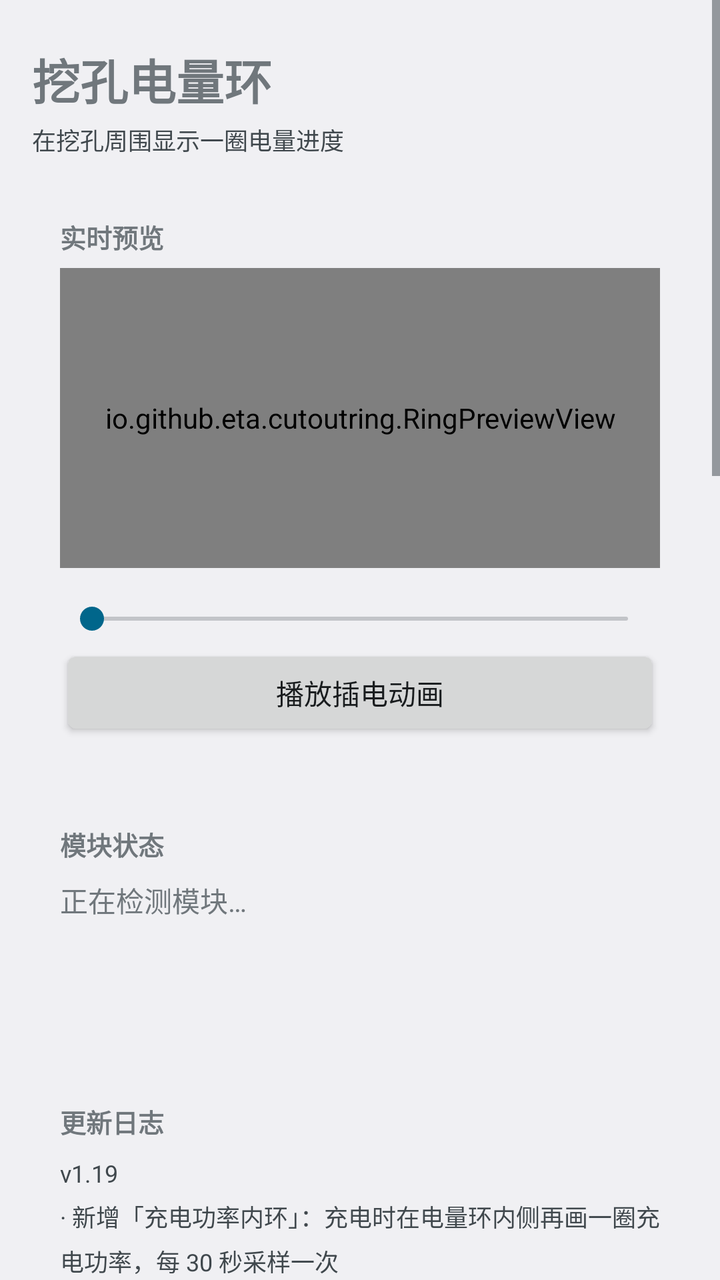
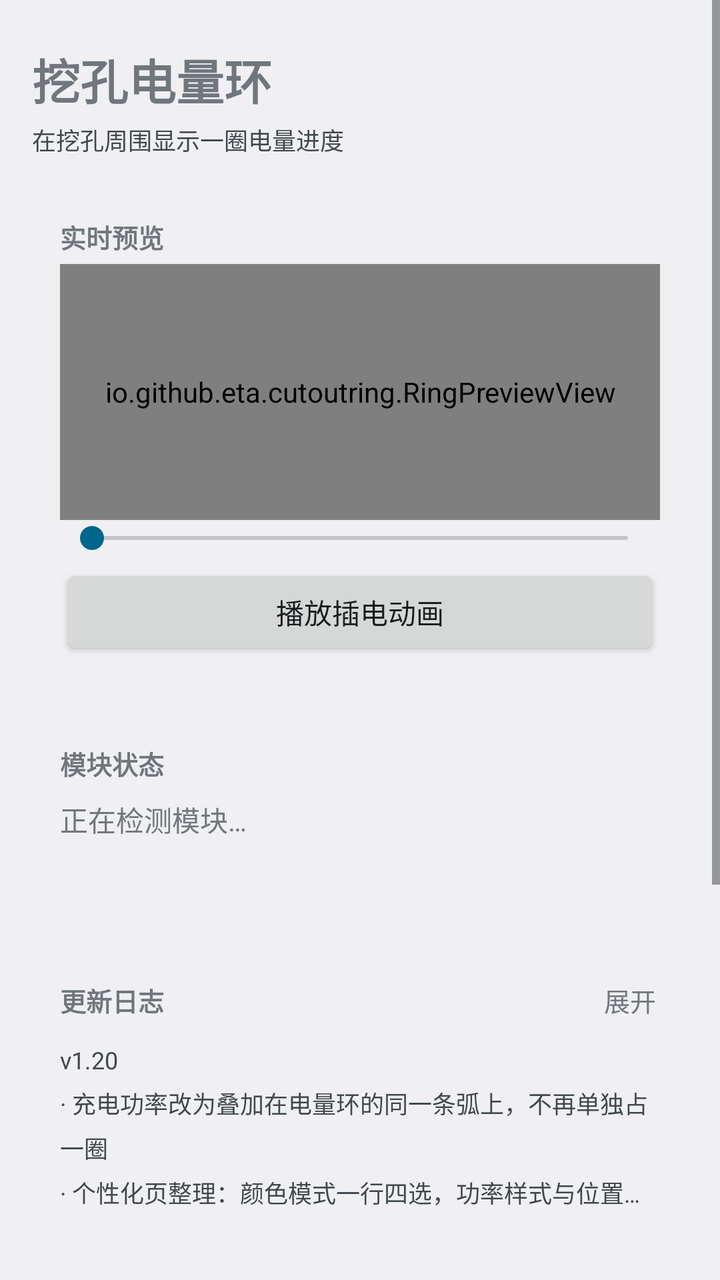

Screens rendered from an Android XML layout before and after an edit, with the pre-edit source and the edit as a unified diff.
<!-- AndroidManifest.xml: application theme android:Theme.DeviceDefault.DayNight -->
<!-- res/layout/page_home.xml -->
<?xml version="1.0" encoding="utf-8"?>
<ScrollView xmlns:android="http://schemas.android.com/apk/res/android"
    android:layout_width="match_parent"
    android:layout_height="match_parent">

    <LinearLayout
        android:layout_width="match_parent"
        android:layout_height="wrap_content"
        android:orientation="vertical"
        android:padding="16dp">

        <TextView
            android:layout_width="match_parent"
            android:layout_height="wrap_content"
            android:layout_marginTop="6dp"
            android:text="@string/app_name"
            android:textSize="24sp"
            android:textStyle="bold" />

        <TextView
            android:layout_width="match_parent"
            android:layout_height="wrap_content"
            android:layout_marginTop="4dp"
            android:text="@string/home_tagline"
            android:textColor="?android:attr/textColorSecondary"
            android:textSize="12sp" />

        
        <LinearLayout
            android:id="@+id/card_preview"
            android:layout_width="match_parent"
            android:layout_height="wrap_content"
            android:layout_marginTop="16dp"
            android:orientation="vertical"
            android:padding="14dp">

            <TextView
                android:layout_width="match_parent"
                android:layout_height="wrap_content"
                android:text="@string/section_preview"
                android:textSize="13sp"
                android:textStyle="bold" />

            <io.github.eta.cutoutring.RingPreviewView
                android:id="@+id/preview"
                android:layout_width="match_parent"
                android:layout_height="150dp"
                android:layout_marginTop="6dp" />

            <TextView
                android:id="@+id/tv_preview_level"
                android:layout_width="match_parent"
                android:layout_height="wrap_content"
                android:gravity="center"
                android:textColor="?android:attr/textColorSecondary"
                android:textSize="12sp" />

            <SeekBar
                android:id="@+id/sb_preview"
                android:layout_width="match_parent"
                android:layout_height="wrap_content"
                android:max="100" />

            <Button
                android:id="@+id/btn_preview_charge"
                android:layout_width="match_parent"
                android:layout_height="wrap_content"
                android:layout_marginTop="4dp"
                android:text="@string/action_preview_charge" />
        </LinearLayout>

        
        <LinearLayout
            android:id="@+id/card_status"
            android:layout_width="match_parent"
            android:layout_height="wrap_content"
            android:layout_marginTop="14dp"
            android:orientation="vertical"
            android:padding="14dp">

            <TextView
                android:layout_width="match_parent"
                android:layout_height="wrap_content"
                android:text="@string/home_module_status"
                android:textSize="13sp"
                android:textStyle="bold" />

            <TextView
                android:id="@+id/tv_module_status"
                android:layout_width="match_parent"
                android:layout_height="wrap_content"
                android:layout_marginTop="8dp"
                android:textSize="14sp"
                android:text="@string/home_status_probing" />

            <TextView
                android:id="@+id/tv_cutout_status"
                android:layout_width="match_parent"
                android:layout_height="wrap_content"
                android:layout_marginTop="6dp"
                android:fontFamily="monospace"
                android:lineSpacingExtra="4dp"
                android:textColor="?android:attr/textColorSecondary"
                android:textSize="12sp" />

            <TextView
                android:id="@+id/tv_version"
                android:layout_width="match_parent"
                android:layout_height="wrap_content"
                android:layout_marginTop="10dp"
                android:textColor="?android:attr/textColorSecondary"
                android:textSize="12sp" />
        </LinearLayout>

        
        <LinearLayout
            android:id="@+id/card_changelog"
            android:layout_width="match_parent"
            android:layout_height="wrap_content"
            android:layout_marginTop="14dp"
            android:orientation="vertical"
            android:padding="14dp">

            <TextView
                android:layout_width="match_parent"
                android:layout_height="wrap_content"
                android:text="@string/home_changelog"
                android:textSize="13sp"
                android:textStyle="bold" />

            <TextView
                android:id="@+id/tv_changelog"
                android:layout_width="match_parent"
                android:layout_height="wrap_content"
                android:layout_marginTop="8dp"
                android:lineSpacingExtra="5dp"
                android:text="@string/home_changelog_content"
                android:textColor="?android:attr/textColorSecondary"
                android:textSize="12sp" />
        </LinearLayout>

        
        <LinearLayout
            android:id="@+id/card_actions"
            android:layout_width="match_parent"
            android:layout_height="wrap_content"
            android:layout_marginTop="14dp"
            android:layout_marginBottom="20dp"
            android:orientation="vertical"
            android:padding="14dp">

            <TextView
                android:layout_width="match_parent"
                android:layout_height="wrap_content"
                android:text="@string/section_actions"
                android:textSize="13sp"
                android:textStyle="bold" />

            <Button
                android:id="@+id/btn_restart"
                android:layout_width="match_parent"
                android:layout_height="wrap_content"
                android:layout_marginTop="10dp"
                android:text="@string/action_restart" />

            <TextView
                android:id="@+id/tv_restart_status"
                android:layout_width="match_parent"
                android:layout_height="wrap_content"
                android:layout_marginTop="8dp"
                android:textSize="12sp" />

            <TextView
                android:layout_width="match_parent"
                android:layout_height="wrap_content"
                android:layout_marginTop="10dp"
                android:lineSpacingExtra="3dp"
                android:text="@string/restart_hint"
                android:textColor="?android:attr/textColorSecondary"
                android:textSize="12sp" />
        </LinearLayout>
    </LinearLayout>
</ScrollView>
<!-- resources referenced by this layout -->
<resources>
  <string name="action_preview_charge">播放插电动画</string>
  <string name="action_restart">重启 SystemUI（重新注入）</string>
  <string name="app_name">挖孔电量环</string>
  <string name="home_changelog">更新日志</string>
  <string name="home_changelog_content">v1.19\n· 新增「充电功率内环」：充电时在电量环内侧再画一圈充电功率，每 30 秒采样一次\n· 拔掉充电器立即隐藏内环；内环颜色（跟随电量环 \/ 单色 \/ 渐变）、粗细、间距、满圈功率与底轨均可调\n· 功率读取做了多源兜底与单位自适应（BatteryManager → 电池 sysfs → USB sysfs）\n\nv1.16\n· 首页「预览充电状态」改为按钮，点击即可重复播放一次插电动画\n\nv1.14\n· 新增插电动画：插入充电器时环变绿并旋转两圈（先快后慢），速度可调\n· 调速度时预览会同步播放一次动画\n\nv1.11\n· App 重构为「首页 / 个性化 / 设置」三栏结构\n· 首页新增模块状态探测（直接向 SystemUI 查询挖孔信息）\n· 首页新增更新日志与快速重启入口\n\nv1.10\n· 莫奈渐变支持 4 套强调色方案（浅色调→深色调组合）\n· 新增深色模式调暗，避免夜间刺眼\n· 新增低电量呼吸提醒，周期可调\n· 新增横屏时隐藏\n· 修复应用选择器只列出系统应用的问题\n\nv1.9\n· 新增在指定应用中隐藏\n· 数值微调改为「加减按钮 + 输入框 + 滑杆」\n\nv1.8\n· 配置改为设置页广播推送、SystemUI 本地存储，重载开销降到微秒级\n\nv1.7\n· 新增实时预览、颜色选择器与重启 SystemUI 按钮\n\nv1.0\n· 首个版本：在挖孔周围绘制电量环</string>
  <string name="home_module_status">模块状态</string>
  <string name="home_status_probing">正在检测模块…</string>
  <string name="home_tagline">在挖孔周围显示一圈电量进度</string>
  <string name="restart_hint">模块更新后如果没生效，点这个按钮即可。若没收到模块回执，会尝试用 root 直接重启 SystemUI。</string>
  <string name="section_actions">操作</string>
  <string name="section_preview">实时预览</string>
</resources>

<!-- the commit's change to res/layout/page_home.xml (unified diff, before → after) -->
@@ -7,7 +7,10 @@
         android:layout_width="match_parent"
         android:layout_height="wrap_content"
         android:orientation="vertical"
-        android:padding="16dp">
+        android:paddingLeft="16dp"
+        android:paddingTop="16dp"
+        android:paddingRight="16dp"
+        android:paddingBottom="96dp">
 
         <TextView
             android:layout_width="match_parent"
@@ -34,26 +37,33 @@
             android:orientation="vertical"
             android:padding="14dp">
 
-            <TextView
-                android:layout_width="match_parent"
-                android:layout_height="wrap_content"
-                android:text="@string/section_preview"
-                android:textSize="13sp"
-                android:textStyle="bold" />
+            <LinearLayout
+                android:layout_width="match_parent"
+                android:layout_height="wrap_content"
+                android:gravity="center_vertical"
+                android:orientation="horizontal">
+
+                <TextView
+                    android:layout_width="0dp"
+                    android:layout_height="wrap_content"
+                    android:layout_weight="1"
+                    android:text="@string/section_preview"
+                    android:textSize="13sp"
+                    android:textStyle="bold" />
+
+                <TextView
+                    android:id="@+id/tv_preview_level"
+                    android:layout_width="wrap_content"
+                    android:layout_height="wrap_content"
+                    android:textColor="?android:attr/textColorSecondary"
+                    android:textSize="12sp" />
+            </LinearLayout>
 
             <io.github.eta.cutoutring.RingPreviewView
                 android:id="@+id/preview"
                 android:layout_width="match_parent"
-                android:layout_height="150dp"
-                android:layout_marginTop="6dp" />
-
-            <TextView
-                android:id="@+id/tv_preview_level"
-                android:layout_width="match_parent"
-                android:layout_height="wrap_content"
-                android:gravity="center"
-                android:textColor="?android:attr/textColorSecondary"
-                android:textSize="12sp" />
+                android:layout_height="128dp"
+                android:layout_marginTop="4dp" />
 
             <SeekBar
                 android:id="@+id/sb_preview"
@@ -78,12 +88,27 @@
             android:orientation="vertical"
             android:padding="14dp">
 
-            <TextView
-                android:layout_width="match_parent"
-                android:layout_height="wrap_content"
-                android:text="@string/home_module_status"
-                android:textSize="13sp"
-                android:textStyle="bold" />
+            <LinearLayout
+                android:layout_width="match_parent"
+                android:layout_height="wrap_content"
+                android:gravity="center_vertical"
+                android:orientation="horizontal">
+
+                <TextView
+                    android:layout_width="0dp"
+                    android:layout_height="wrap_content"
+                    android:layout_weight="1"
+                    android:text="@string/home_module_status"
+                    android:textSize="13sp"
+                    android:textStyle="bold" />
+
+                <TextView
+                    android:id="@+id/tv_version"
+                    android:layout_width="wrap_content"
+                    android:layout_height="wrap_content"
+                    android:textColor="?android:attr/textColorSecondary"
+                    android:textSize="12sp" />
+            </LinearLayout>
 
             <TextView
                 android:id="@+id/tv_module_status"
@@ -102,14 +127,6 @@
                 android:lineSpacingExtra="4dp"
                 android:textColor="?android:attr/textColorSecondary"
                 android:textSize="12sp" />
-
-            <TextView
-                android:id="@+id/tv_version"
-                android:layout_width="match_parent"
-                android:layout_height="wrap_content"
-                android:layout_marginTop="10dp"
-                android:textColor="?android:attr/textColorSecondary"
-                android:textSize="12sp" />
         </LinearLayout>
 
         
@@ -121,19 +138,40 @@
             android:orientation="vertical"
             android:padding="14dp">
 
-            <TextView
-                android:layout_width="match_parent"
-                android:layout_height="wrap_content"
-                android:text="@string/home_changelog"
-                android:textSize="13sp"
-                android:textStyle="bold" />
+            <LinearLayout
+                android:layout_width="match_parent"
+                android:layout_height="wrap_content"
+                android:gravity="center_vertical"
+                android:orientation="horizontal">
+
+                <TextView
+                    android:layout_width="0dp"
+                    android:layout_height="wrap_content"
+                    android:layout_weight="1"
+                    android:text="@string/home_changelog"
+                    android:textSize="13sp"
+                    android:textStyle="bold" />
+
+                <TextView
+                    android:id="@+id/btn_changelog"
+                    android:layout_width="wrap_content"
+                    android:layout_height="wrap_content"
+                    android:paddingLeft="14dp"
+                    android:paddingTop="6dp"
+                    android:paddingRight="2dp"
+                    android:paddingBottom="6dp"
+                    android:text="@string/action_expand"
+                    android:textSize="13sp" />
+            </LinearLayout>
 
             <TextView
                 android:id="@+id/tv_changelog"
                 android:layout_width="match_parent"
                 android:layout_height="wrap_content"
-                android:layout_marginTop="8dp"
+                android:layout_marginTop="6dp"
+                android:ellipsize="end"
                 android:lineSpacingExtra="5dp"
+                android:maxLines="4"
                 android:text="@string/home_changelog_content"
                 android:textColor="?android:attr/textColorSecondary"
                 android:textSize="12sp" />
<!-- resource entries referenced after the edit -->
@@ -1,10 +1,11 @@
 <!-- resources referenced by this layout -->
 <resources>
+  <string name="action_expand">展开</string>
   <string name="action_preview_charge">播放插电动画</string>
   <string name="action_restart">重启 SystemUI（重新注入）</string>
   <string name="app_name">挖孔电量环</string>
   <string name="home_changelog">更新日志</string>
-  <string name="home_changelog_content">v1.19\n· 新增「充电功率内环」：充电时在电量环内侧再画一圈充电功率，每 30 秒采样一次\n· 拔掉充电器立即隐藏内环；内环颜色（跟随电量环 \/ 单色 \/ 渐变）、粗细、间距、满圈功率与底轨均可调\n· 功率读取做了多源兜底与单位自适应（BatteryManager → 电池 sysfs → USB sysfs）\n\nv1.16\n· 首页「预览充电状态」改为按钮，点击即可重复播放一次插电动画\n\nv1.14\n· 新增插电动画：插入充电器时环变绿并旋转两圈（先快后慢），速度可调\n· 调速度时预览会同步播放一次动画\n\nv1.11\n· App 重构为「首页 / 个性化 / 设置」三栏结构\n· 首页新增模块状态探测（直接向 SystemUI 查询挖孔信息）\n· 首页新增更新日志与快速重启入口\n\nv1.10\n· 莫奈渐变支持 4 套强调色方案（浅色调→深色调组合）\n· 新增深色模式调暗，避免夜间刺眼\n· 新增低电量呼吸提醒，周期可调\n· 新增横屏时隐藏\n· 修复应用选择器只列出系统应用的问题\n\nv1.9\n· 新增在指定应用中隐藏\n· 数值微调改为「加减按钮 + 输入框 + 滑杆」\n\nv1.8\n· 配置改为设置页广播推送、SystemUI 本地存储，重载开销降到微秒级\n\nv1.7\n· 新增实时预览、颜色选择器与重启 SystemUI 按钮\n\nv1.0\n· 首个版本：在挖孔周围绘制电量环</string>
+  <string name="home_changelog_content">v1.20\n· 充电功率改为叠加在电量环的同一条弧上，不再单独占一圈\n· 个性化页整理：颜色模式一行四选，功率样式与位置微调默认收起，更新日志可折叠\n· 页面底部留出导航栏空间，长内容不再被遮住\n\nv1.19\n· 新增「充电功率」：充电时显示实时功率，每 30 秒采样一次\n· 拔电自动隐藏；颜色（跟随 \/ 单色 \/ 渐变）、粗细与满圈功率可调\n· 功率读取做了多源兜底与单位自适应（BatteryManager → 电池 sysfs → USB sysfs）\n\nv1.16\n· 首页「预览充电状态」改为按钮，点击即可重复播放一次插电动画\n\nv1.14\n· 新增插电动画：插入充电器时环变绿并旋转两圈（先快后慢），速度可调\n· 调速度时预览会同步播放一次动画\n\nv1.11\n· App 重构为「首页 / 个性化 / 设置」三栏结构\n· 首页新增模块状态探测（直接向 SystemUI 查询挖孔信息）\n· 首页新增更新日志与快速重启入口\n\nv1.10\n· 莫奈渐变支持 4 套强调色方案（浅色调→深色调组合）\n· 新增深色模式调暗，避免夜间刺眼\n· 新增低电量呼吸提醒，周期可调\n· 新增横屏时隐藏\n· 修复应用选择器只列出系统应用的问题\n\nv1.9\n· 新增在指定应用中隐藏\n· 数值微调改为「加减按钮 + 输入框 + 滑杆」\n\nv1.8\n· 配置改为设置页广播推送、SystemUI 本地存储，重载开销降到微秒级\n\nv1.7\n· 新增实时预览、颜色选择器与重启 SystemUI 按钮\n\nv1.0\n· 首个版本：在挖孔周围绘制电量环</string>
   <string name="home_module_status">模块状态</string>
   <string name="home_status_probing">正在检测模块…</string>
   <string name="home_tagline">在挖孔周围显示一圈电量进度</string>
